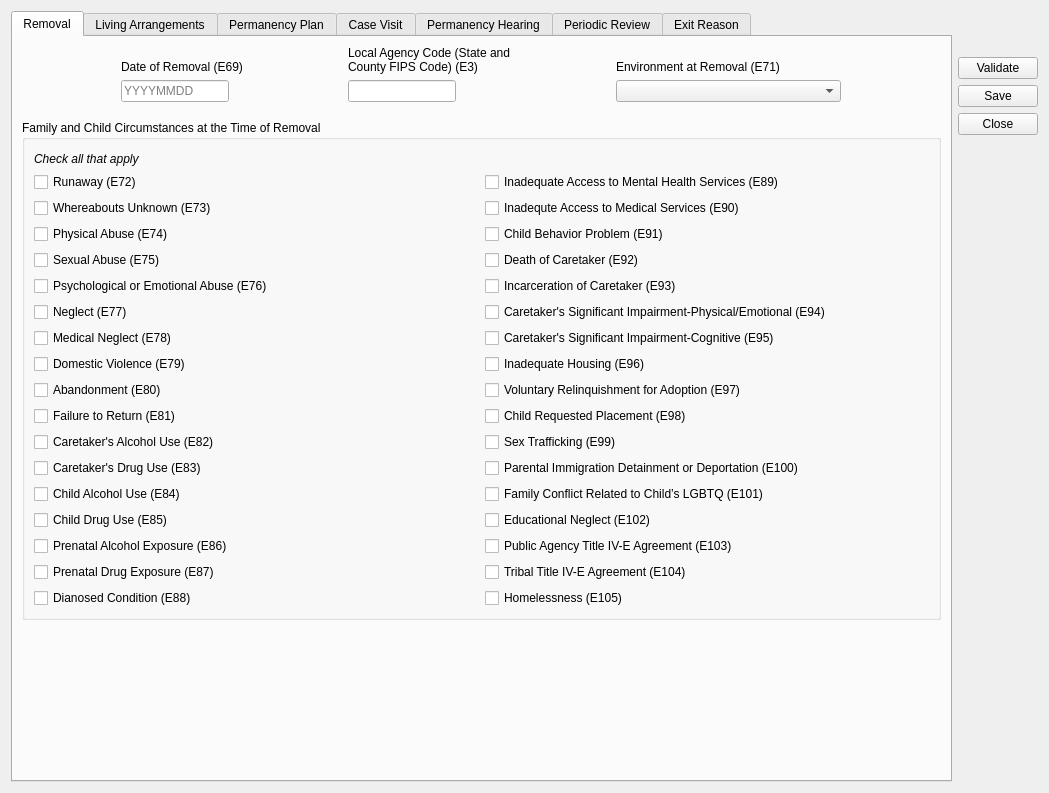
Qt form ui/ui_removal2020.ui (zstamper/AFCARS-AXE) before a commit.
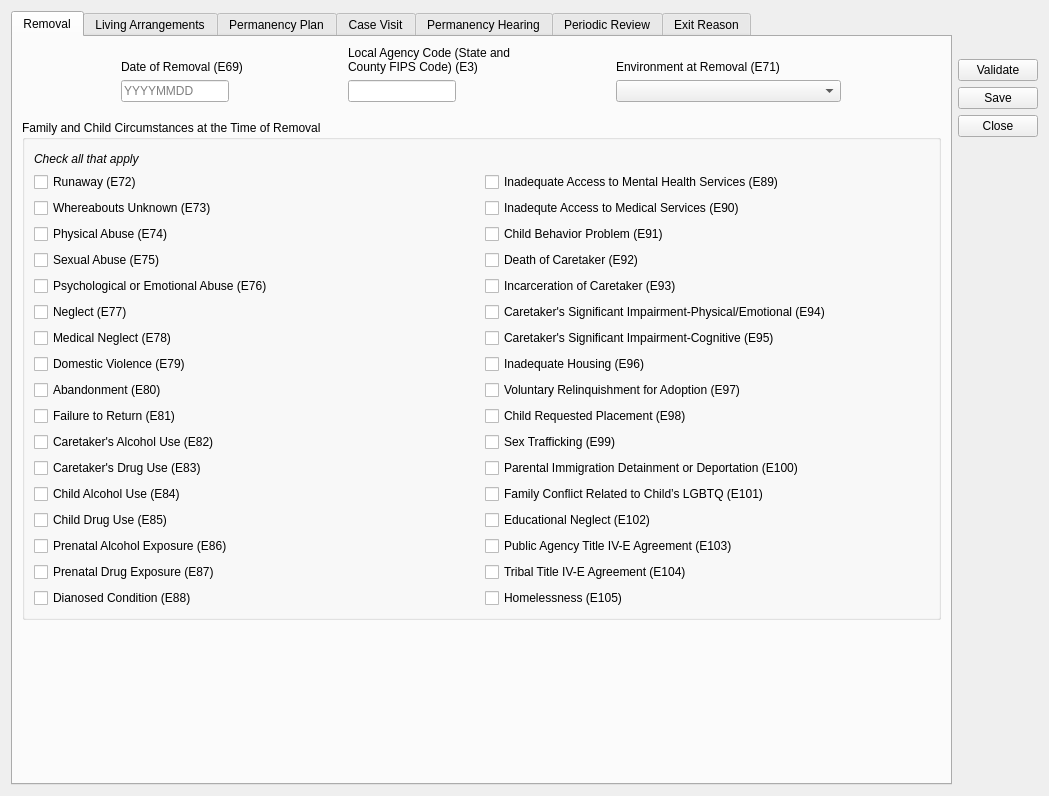
The same form after that commit.

Commit message: issue-78 enhanced validation for E120, E121

Patch:
```diff
--- a/ui/ui_removal2020.ui
+++ b/ui/ui_removal2020.ui
@@ -10,7 +10,7 @@
     <x>0</x>
     <y>0</y>
     <width>1049</width>
-    <height>793</height>
+    <height>796</height>
    </rect>
   </property>
   <property name="font">
```
Left out of the diff: 32 changed lines with no effect on the pictures. The commit also changes 2 other files.
